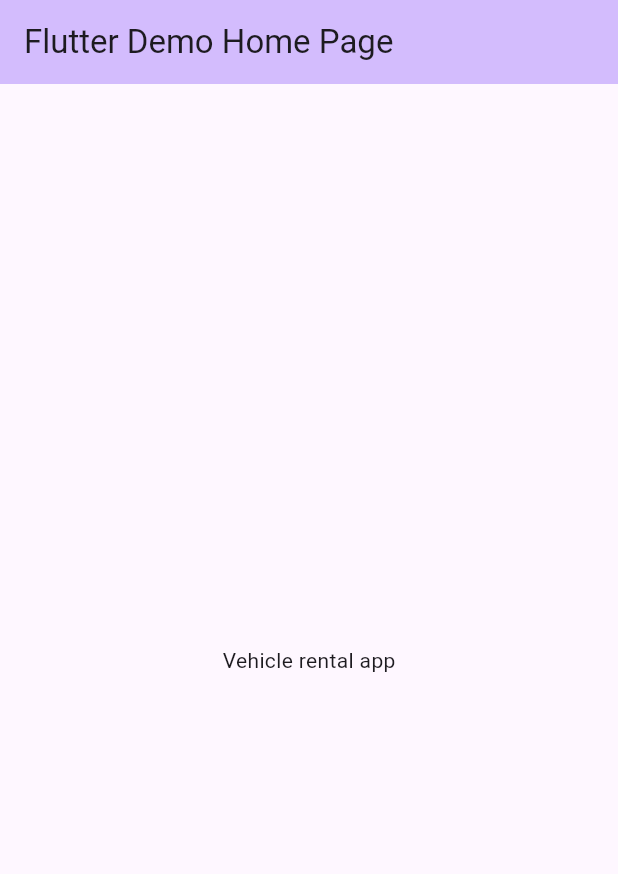
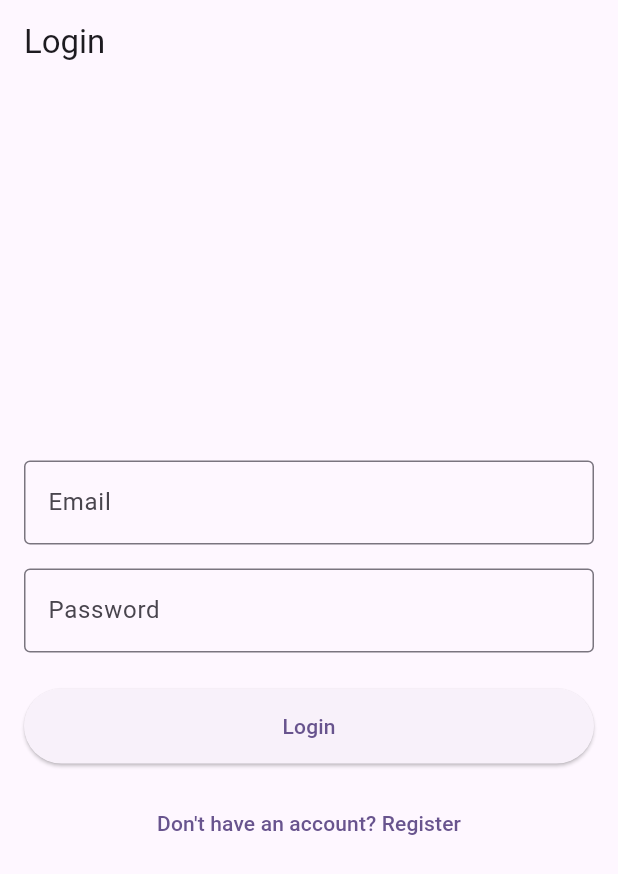
Before and after one commit to Linkonsq/vehicle-rental-app, a Flutter app: the screen it shows after launch, on a phone screen of 412 x 824 dp. Shown: the top 874 px of the screen. Run offline on Flutter 3.47's test engine with Material 3 defaults, Android fonts, the phone set to English and light mode, and no system bars; our stand-ins replace firebase_auth, firebase_core; accounts and stored records are empty.

Commit message:
Added firebase auth

```diff
--- a/lib/main.dart
+++ b/lib/main.dart
@@ -1,48 +1,30 @@
 import 'package:flutter/material.dart';
+import 'package:firebase_core/firebase_core.dart';
+import 'package:provider/provider.dart';
+import 'providers/auth_provider.dart';
+import 'screens/login_screen.dart';
 
-void main() {
+void main() async {
+  WidgetsFlutterBinding.ensureInitialized();
+  await Firebase.initializeApp();
   runApp(const MyApp());
 }
 
 class MyApp extends StatelessWidget {
   const MyApp({super.key});
 
-  // This widget is the root of your application.
   @override
   Widget build(BuildContext context) {
-    return MaterialApp(
-      debugShowCheckedModeBanner: false,
-      title: 'Flutter Demo',
-      theme: ThemeData(
-        colorScheme: ColorScheme.fromSeed(seedColor: Colors.deepPurple),
-      ),
-      home: const MyHomePage(title: 'Flutter Demo Home Page'),
-    );
-  }
-}
-
-class MyHomePage extends StatefulWidget {
-  const MyHomePage({super.key, required this.title});
-
-  final String title;
-
-  @override
-  State<MyHomePage> createState() => _MyHomePageState();
-}
-
-class _MyHomePageState extends State<MyHomePage> {
-  @override
-  Widget build(BuildContext context) {
-    return Scaffold(
-      appBar: AppBar(
-        backgroundColor: Theme.of(context).colorScheme.inversePrimary,
-        title: Text(widget.title),
-      ),
-      body: Center(
-        child: Column(
-          mainAxisAlignment: MainAxisAlignment.center,
-          children: <Widget>[const Text('Vehicle rental app')],
+    return MultiProvider(
+      providers: [ChangeNotifierProvider(create: (_) => AuthProvider())],
+      child: MaterialApp(
+        debugShowCheckedModeBanner: false,
+        title: 'Vehicle Rental App',
+        theme: ThemeData(
+          colorScheme: ColorScheme.fromSeed(seedColor: Colors.deepPurple),
+          useMaterial3: true,
         ),
+        home: const LoginScreen(),
       ),
     );
   }
--- /dev/null
+++ b/lib/providers/auth_provider.dart
@@ -0,0 +1,43 @@
+import 'package:firebase_auth/firebase_auth.dart';
+import 'package:flutter/material.dart';
+
+class AuthProvider with ChangeNotifier {
+  final FirebaseAuth _auth = FirebaseAuth.instance;
+
+  Stream<User?> get authStateChanges => _auth.authStateChanges();
+
+  // Get current user
+  User? get currentUser => _auth.currentUser;
+
+  Future<User?> signUp(String email, String password) async {
+    try {
+      // Create user with email/password
+      UserCredential credential = await _auth.createUserWithEmailAndPassword(
+        email: email,
+        password: password,
+      );
+
+      return credential.user;
+    } catch (e) {
+      print("Registration error: $e");
+      return null;
+    }
+  }
+
+  Future<User?> signIn(String email, String password) async {
+    try {
+      UserCredential credential = await _auth.signInWithEmailAndPassword(
+        email: email,
+        password: password,
+      );
+      return credential.user;
+    } catch (e) {
+      print("Login error: $e");
+      return null;
+    }
+  }
+
+  Future<void> signOut() async {
+    await _auth.signOut();
+  }
+}
--- /dev/null
+++ b/lib/screens/login_screen.dart
@@ -0,0 +1,122 @@
+import 'package:flutter/material.dart';
+import 'package:provider/provider.dart';
+import 'package:vehicle_rental_app/providers/auth_provider.dart';
+import 'package:vehicle_rental_app/screens/register_screen.dart';
+
+class LoginScreen extends StatefulWidget {
+  const LoginScreen({super.key});
+
+  @override
+  State<LoginScreen> createState() => _LoginScreenState();
+}
+
+class _LoginScreenState extends State<LoginScreen> {
+  final _formKey = GlobalKey<FormState>();
+  final _emailController = TextEditingController();
+  final _passwordController = TextEditingController();
+  bool _isLoading = false;
+
+  @override
+  void dispose() {
+    _emailController.dispose();
+    _passwordController.dispose();
+    super.dispose();
+  }
+
+  Future<void> _login() async {
+    if (_formKey.currentState!.validate()) {
+      setState(() {
+        _isLoading = true;
+      });
+
+      try {
+        await Provider.of<AuthProvider>(
+          context,
+          listen: false,
+        ).signIn(_emailController.text.trim(), _passwordController.text.trim());
+      } catch (e) {
+        if (mounted) {
+          ScaffoldMessenger.of(
+            context,
+          ).showSnackBar(SnackBar(content: Text(e.toString())));
+        }
+      } finally {
+        if (mounted) {
+          setState(() {
+            _isLoading = false;
+          });
+        }
+      }
+    }
+  }
+
+  @override
+  Widget build(BuildContext context) {
+    return Scaffold(
+      appBar: AppBar(title: const Text('Login')),
+      body: Padding(
+        padding: const EdgeInsets.all(16.0),
+        child: Form(
+          key: _formKey,
+          child: Column(
+            mainAxisAlignment: MainAxisAlignment.center,
+            children: [
+              TextFormField(
+                controller: _emailController,
+                decoration: const InputDecoration(
+                  labelText: 'Email',
+                  border: OutlineInputBorder(),
+                ),
+                keyboardType: TextInputType.emailAddress,
+                validator: (value) {
+                  if (value == null || value.isEmpty) {
+                    return 'Please enter your email';
+                  }
+                  return null;
+                },
+              ),
+              const SizedBox(height: 16),
+              TextFormField(
+                controller: _passwordController,
+                decoration: const InputDecoration(
+                  labelText: 'Password',
+                  border: OutlineInputBorder(),
+                ),
+                obscureText: true,
+                validator: (value) {
+                  if (value == null || value.isEmpty) {
+                    return 'Please enter your password';
+                  }
+                  return null;
+                },
+              ),
+              const SizedBox(height: 24),
+              SizedBox(
+                width: double.infinity,
+                height: 50,
+                child: ElevatedButton(
+                  onPressed: _isLoading ? null : _login,
+                  child: _isLoading
+                      ? const CircularProgressIndicator()
+                      : const Text('Login'),
+                ),
+              ),
+              const SizedBox(height: 16),
+              TextButton(
+                onPressed: () {
+                  Navigator.push(
+                    context,
+                    MaterialPageRoute(
+                      builder: (context) => const RegisterScreen(),
+                    ),
+                  );
+                },
+                child: const Text('Don\'t have an account? Register'),
+              ),
+            ],
+          ),
+        ),
+      ),
+    );
+  }
+}
--- a/pubspec.yaml
+++ b/pubspec.yaml
@@ -2,7 +2,7 @@ name: vehicle_rental_app
 description: "A new Flutter project."
 # The following line prevents the package from being accidentally published to
 # pub.dev using `flutter pub publish`. This is preferred for private packages.
-publish_to: 'none' # Remove this line if you wish to publish to pub.dev
+publish_to: "none" # Remove this line if you wish to publish to pub.dev
 
 # The following defines the version and build number for your application.
 # A version number is three numbers separated by dots, like 1.2.43
@@ -37,6 +37,9 @@ dependencies:
   device_preview: ^1.2.0
   http: ^1.4.0
   provider: ^6.1.5
+  firebase_core: ^2.27.1
+  firebase_auth: ^4.17.9
+  cloud_firestore: ^4.15.9
 
 dev_dependencies:
   flutter_test:
@@ -54,7 +57,6 @@ dev_dependencies:
 
 # The following section is specific to Flutter packages.
 flutter:
-
   # The following line ensures that the Material Icons font is
   # included with your application, so that you can use the icons in
   # the material Icons class.
```
Also changed, not shown: lib/screens/register_screen.dart (added, +131 -0 lines), pubspec.lock, 7 other files.
